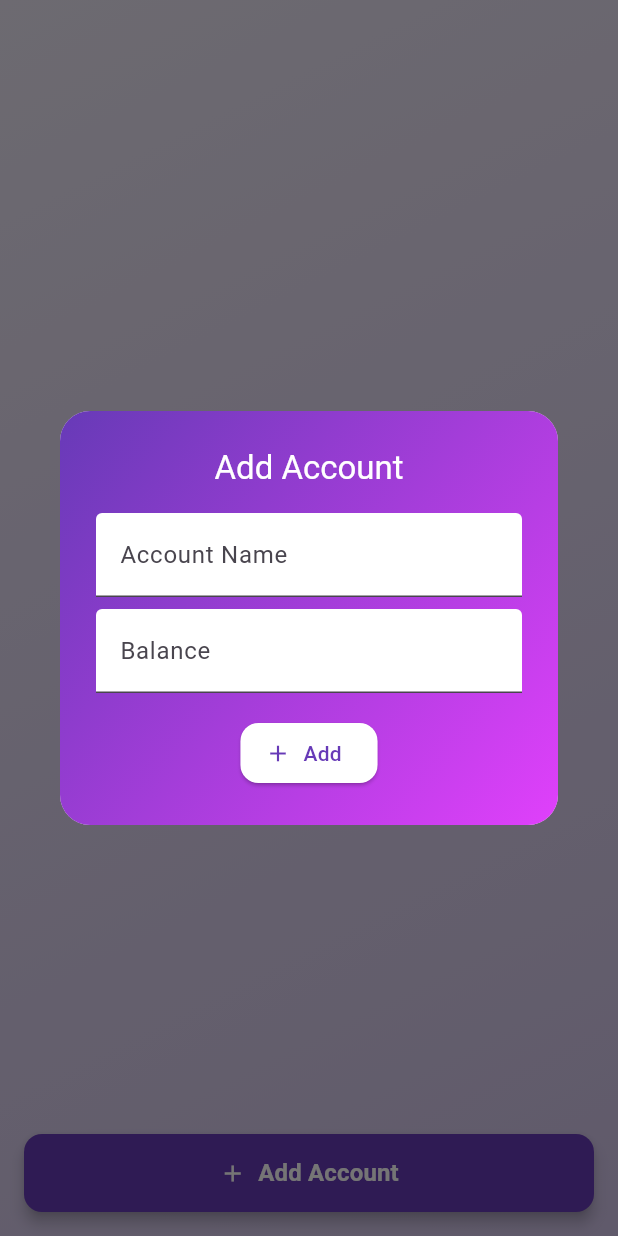
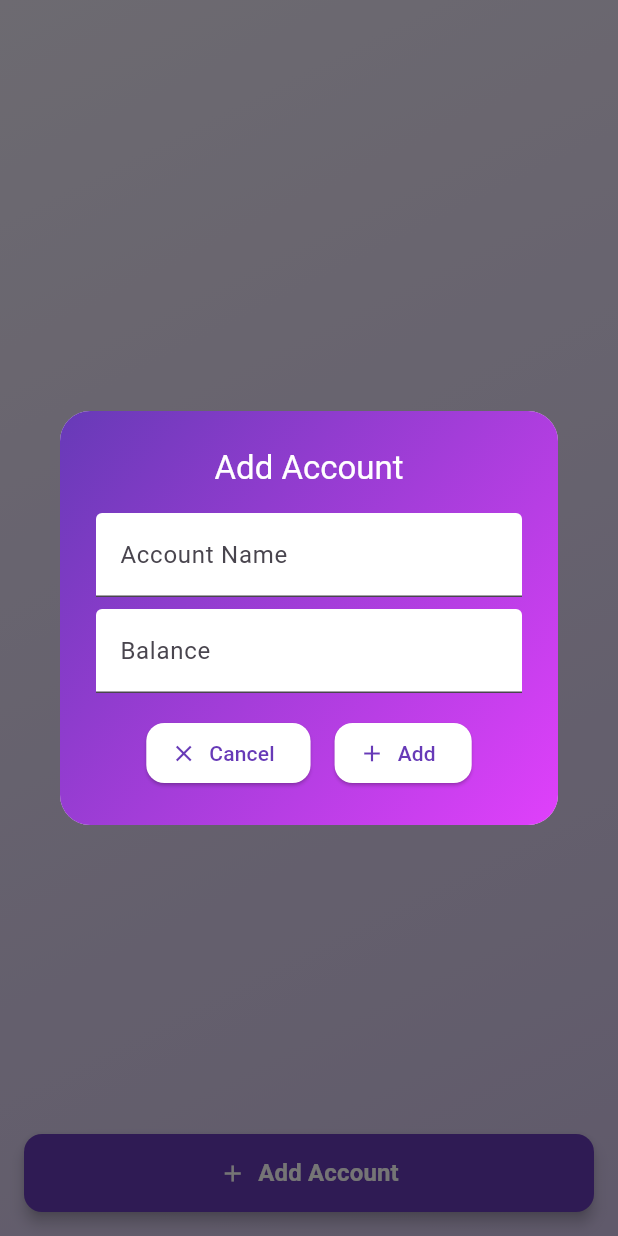
Before and after one commit to harshangowda84/expense_tracker, a Flutter app: the AccountsTab widget shown alone on an empty page, opened directly, after a tap on "Add Account", on a phone screen of 412 x 824 dp. Run offline on Flutter 3.47's test engine with Material 3 defaults, Android fonts, the phone set to English and light mode, and no system bars; our stand-ins replace csv, fl_chart, shared_preferences; accounts and stored records are empty.

Commit message:
Refactor account and credit card dialog buttons to include a cancel option

```diff
--- a/lib/screens/accounts_tab.dart
+++ b/lib/screens/accounts_tab.dart
@@ -62,6 +62,22 @@ class AccountsTab extends StatelessWidget {
                 onChanged: (v) => balance = v,
               ),
               const SizedBox(height: 16),
+              Row(
+                mainAxisAlignment: MainAxisAlignment.center,
+                children: [
+                  ElevatedButton.icon(
+                    icon: const Icon(Icons.close),
+                    label: const Text('Cancel'),
+                    style: ElevatedButton.styleFrom(
+                      backgroundColor: Colors.white,
+                      foregroundColor: Colors.deepPurple,
+                      shape: RoundedRectangleBorder(borderRadius: BorderRadius.circular(12)),
+                    ),
+                    onPressed: () {
+                      Navigator.pop(dialogContext);
+                    },
+                  ),
+                  const SizedBox(width: 16),
                   ElevatedButton.icon(
                     icon: const Icon(Icons.add),
                     label: const Text('Add'),
@@ -86,6 +102,8 @@ class AccountsTab extends StatelessWidget {
                         );
                       }
                     },
+                  ),
+                ],
               ),
             ],
           ),
```
Also changed, not shown: lib/screens/credit_cards_tab.dart (+18 -1 lines). Lines whose indentation alone changed are shown as unchanged.
